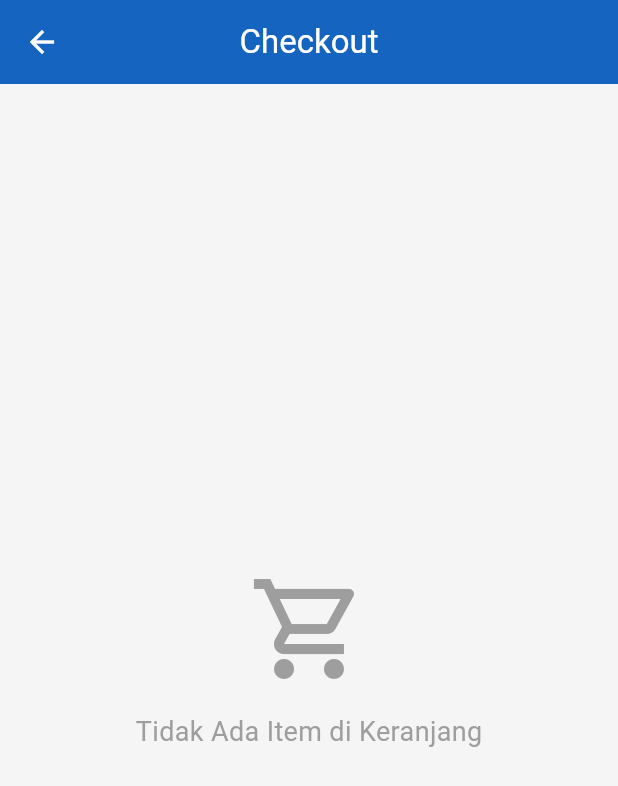
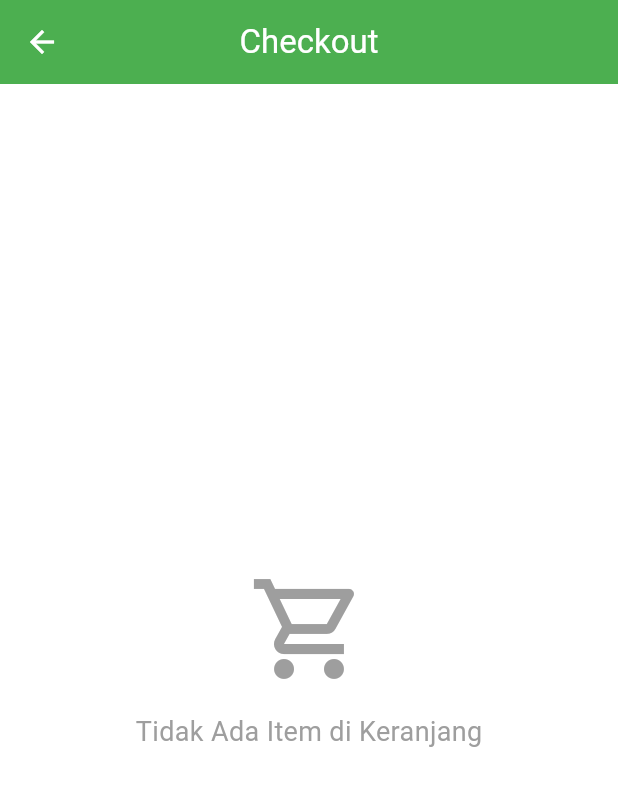
Before and after one commit to AryaPramudya898/uts_1123150004, a Flutter app: the CheckoutPage screen opened directly, on a phone screen of 412 x 824 dp. Shown: the top 786 px of the screen. Run offline on Flutter 3.47's test engine with Material 3 defaults, Android fonts, the phone set to English and light mode, and no system bars; our stand-ins replace dio, email_validator, equatable, firebase_auth, firebase_core, flutter_secure_storage and 2 more; accounts and stored records are empty.

Commit message:
style: perbarui tema warna menjadi hijau muda dan putih

```diff
--- a/lib/core/constants/app_colors.dart
+++ b/lib/core/constants/app_colors.dart
@@ -1,12 +1,13 @@
 import 'package:flutter/material.dart';
 
 class AppColors {
-  static const Color primary = Color(0xFF1565C0);
-  static const Color primaryLight = Color(0xFF1E88E5);
-  static const Color primaryDark = Color(0xFF0D47A1);
-  static const Color accent = Color(0xFF42A5F5);
+  // Light Green Theme
+  static const Color primary = Color(0xFF4CAF50);
+  static const Color primaryLight = Color(0xFF81C784);
+  static const Color primaryDark = Color(0xFF2E7D32);
+  static const Color accent = Color(0xFF66BB6A);
 
-  static const Color background = Color(0xFFF5F5F5);
+  static const Color background = Color(0xFFFFFFFF);
   static const Color surface = Colors.white;
   static const Color error = Colors.red;
 
@@ -17,4 +18,8 @@ class AppColors {
   static const Color divider = Color(0xFFE0E0E0);
   static const Color border = Color(0xFFE0E0E0);
 
+  // Additional light green shades
+  static const Color lightGreen50 = Color(0xFFF1F8E9);
+  static const Color lightGreen100 = Color(0xFFC8E6C9);
+
 }
```
